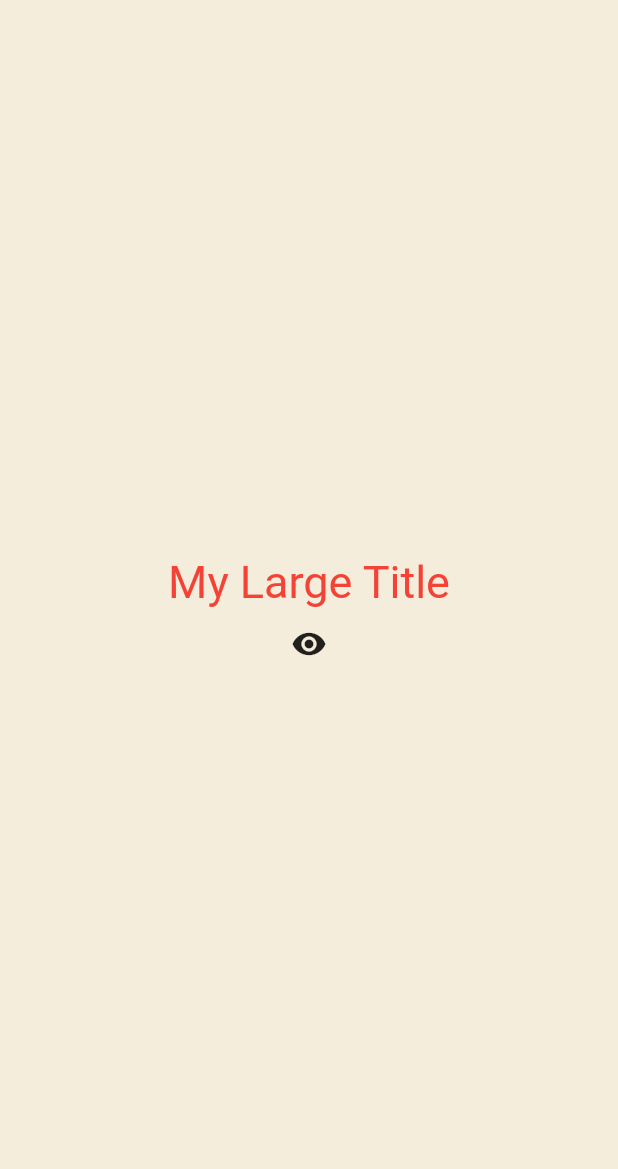
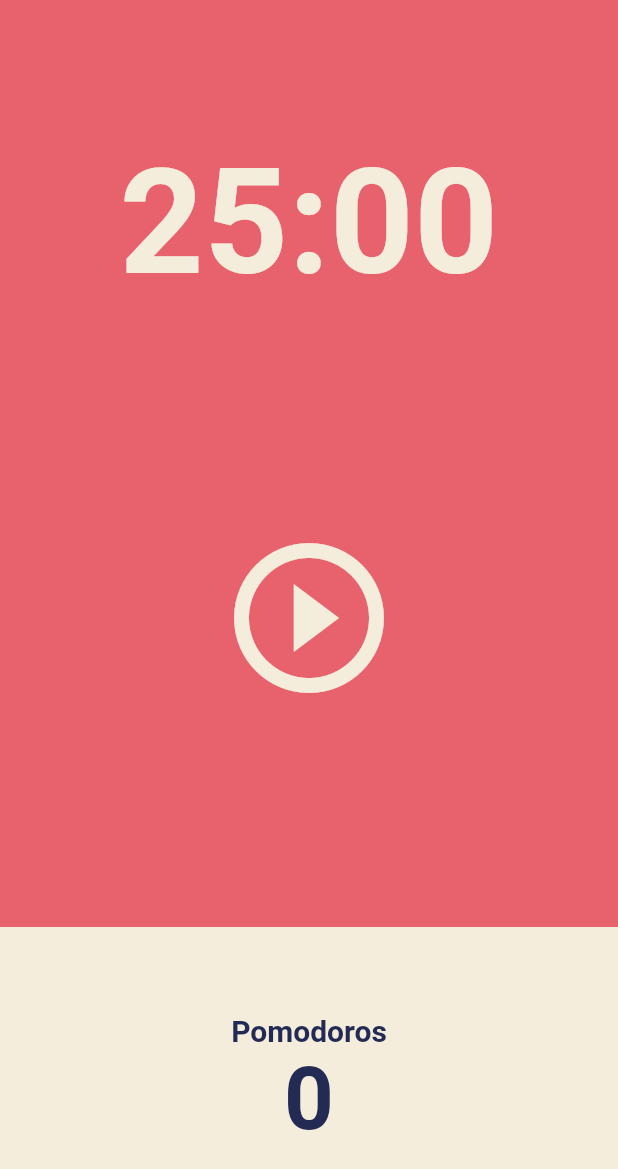
Before and after one commit to ygvbhy/toonflix, a Flutter app: the screen it shows after launch, on a phone screen of 412 x 824 dp. Shown: the top 1169 px of the screen. Run offline on Flutter 3.47's test engine with Material 2 defaults, Android fonts, the phone set to English and light mode, and no system bars.

Commit message:
Pomodoros UI

```diff
--- a/lib/main.dart
+++ b/lib/main.dart
@@ -1,4 +1,5 @@
 import 'package:flutter/material.dart';
+import 'package:toonflix/screens/home_screen.dart';
 import 'package:toonflix/widgets/button.dart';
 import 'package:toonflix/widgets/currency_card.dart';
 
@@ -14,6 +15,33 @@ class App extends StatefulWidget {
 }
 
 class _AppState extends State<App> {
+  @override
+  Widget build(BuildContext context) {
+    return MaterialApp(
+      theme: ThemeData(
+        colorScheme: ColorScheme.fromSwatch(
+          backgroundColor: const Color(0xFFE7626C),
+        ),
+        textTheme: const TextTheme(
+          displayLarge: TextStyle(
+            color: Color(0xFF232B55),
+          ),
+        ),
+        cardColor: const Color(0xFFF4EDDB),
+      ),
+      home: const HomeScreen(),
+    );
+  }
+}
+
+class LargeTitle extends StatefulWidget {
+  const LargeTitle({super.key});
+
+  @override
+  State<LargeTitle> createState() => _LargeTitleState();
+}
+
+class _LargeTitleState extends State<LargeTitle> {
   bool showTitle = true;
 
   void toggleTitle() {
--- /dev/null
+++ b/lib/screens/home_screen.dart
@@ -0,0 +1,85 @@
+import 'package:flutter/material.dart';
+
+class HomeScreen extends StatefulWidget {
+  const HomeScreen({super.key});
+
+  @override
+  State<HomeScreen> createState() => _HomeScreenState();
+}
+
+class _HomeScreenState extends State<HomeScreen> {
+  @override
+  Widget build(BuildContext context) {
+    return Scaffold(
+      backgroundColor: Theme.of(context).colorScheme.background,
+      body: Column(
+        children: [
+          // Flexible : UI 비율에 기반해서 더 유연하게 만들어 주는 위젯
+          Flexible(
+            // RN 과 마찬가지로 flex로 차지할 비율을 정하는 것.
+            flex: 1,
+            child: Container(
+              alignment: Alignment.bottomCenter,
+              child: Text(
+                '25:00',
+                style: TextStyle(
+                  color: Theme.of(context).cardColor,
+                  fontSize: 98,
+                  fontWeight: FontWeight.w600,
+                ),
+              ),
+            ),
+          ),
+          Flexible(
+            flex: 2,
+            child: Center(
+              child: IconButton(
+                iconSize: 120,
+                color: Theme.of(context).cardColor,
+                onPressed: () {},
+                icon: const Icon(Icons.play_circle_outline),
+              ),
+            ),
+          ),
+          Flexible(
+            flex: 1,
+            child: Row(
+              children: [
+                Expanded(
+                  child: Container(
+                    decoration: BoxDecoration(
+                      color: Theme.of(context).cardColor,
+                    ),
+                    child: Column(
+                      mainAxisAlignment: MainAxisAlignment.center,
+                      children: [
+                        Text(
+                          'Pomodoros',
+                          style: TextStyle(
+                            fontSize: 20,
+                            fontWeight: FontWeight.w600,
+                            color:
+                                Theme.of(context).textTheme.displayLarge!.color,
+                          ),
+                        ),
+                        Text(
+                          '0',
+                          style: TextStyle(
+                            fontSize: 58,
+                            fontWeight: FontWeight.w600,
+                            color:
+                                Theme.of(context).textTheme.displayLarge!.color,
+                          ),
+                        ),
+                      ],
+                    ),
+                  ),
+                ),
+              ],
+            ),
+          ),
+        ],
+      ),
+    );
+  }
+}
```
